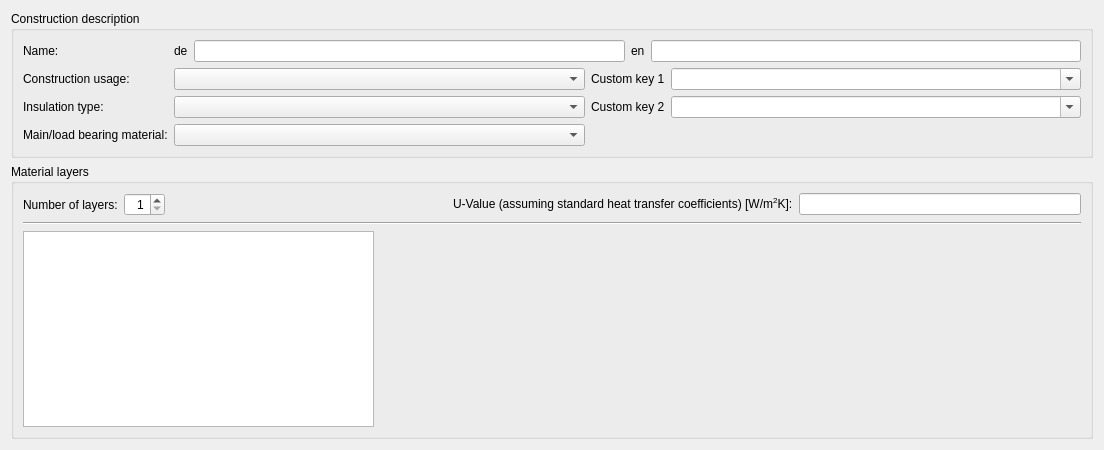
Above: SIM-VICUS/src/SVDBConstructionEditWidget.ui from ghorwin/SIM-VICUS before the change. Below: the same form after it.
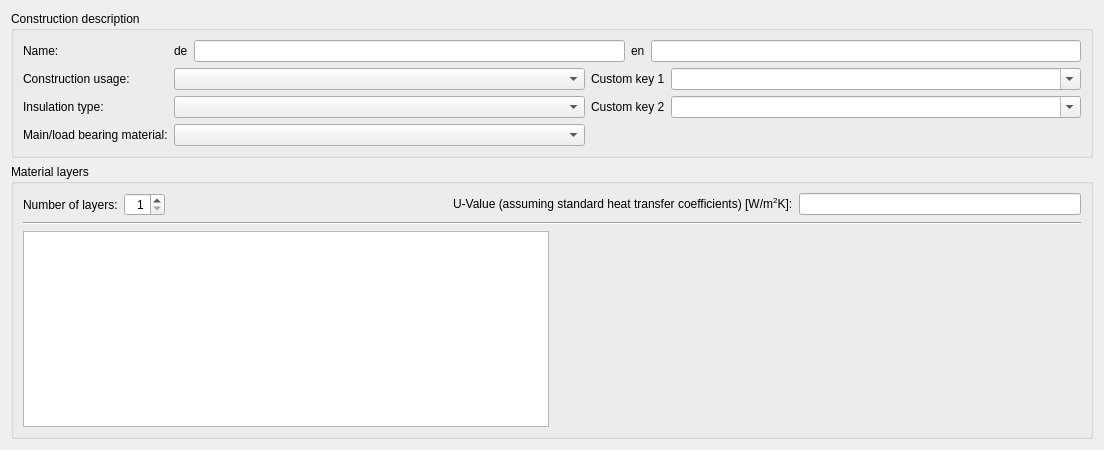
That is the form after the change. Custom widgets are drawn as their Qt base class.

```diff
--- a/SIM-VICUS/src/SVDBConstructionEditWidget.ui
+++ b/SIM-VICUS/src/SVDBConstructionEditWidget.ui
@@ -198,7 +198,7 @@
        </widget>
       </item>
       <item>
-       <layout class="QHBoxLayout" name="horizontalLayout_2" stretch="1,2">
+       <layout class="QHBoxLayout" name="horizontalLayout_2">
         <item>
          <widget class="QTableWidget" name="tableWidget">
           <property name="alternatingRowColors">
@@ -207,6 +207,9 @@
           <property name="selectionMode">
            <enum>QAbstractItemView::SingleSelection</enum>
           </property>
+          <attribute name="verticalHeaderVisible">
+           <bool>false</bool>
+          </attribute>
          </widget>
         </item>
         <item>
```
